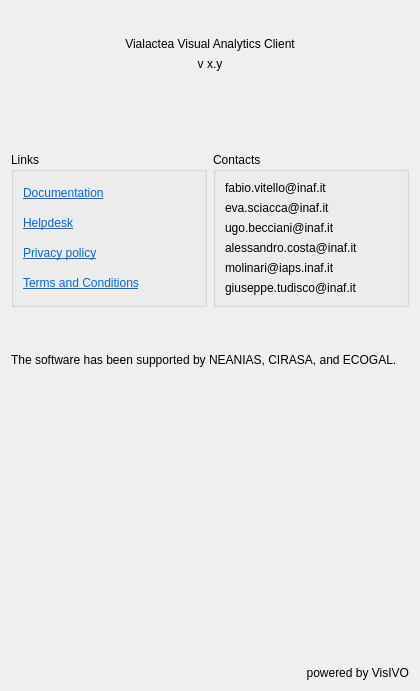
Old version of the form Code/ui/aboutform.ui in the repository VisIVOLab/ViaLacteaVisualAnalytics.
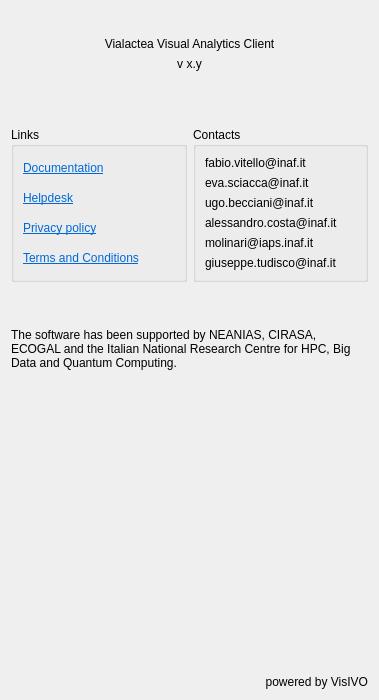
New version of the form. Icons and pictures are not drawn.

Commit message: Update about window

The edit to the form file:
```diff
--- a/Code/ui/aboutform.ui
+++ b/Code/ui/aboutform.ui
@@ -6,8 +6,8 @@
    <rect>
     <x>0</x>
     <y>0</y>
-    <width>420</width>
-    <height>691</height>
+    <width>379</width>
+    <height>700</height>
    </rect>
   </property>
   <property name="maximumSize">
@@ -100,7 +100,7 @@
      <property name="sizeHint" stdset="0">
       <size>
        <width>20</width>
-       <height>75</height>
+       <height>50</height>
       </size>
      </property>
     </spacer>
@@ -231,7 +231,10 @@
    <item>
     <widget class="QLabel" name="label_18">
      <property name="text">
-      <string>&lt;html&gt;&lt;head/&gt;&lt;body&gt;&lt;p&gt;The software has been supported by NEANIAS, CIRASA, and ECOGAL.&lt;/p&gt;&lt;/body&gt;&lt;/html&gt;</string>
+      <string>&lt;html&gt;&lt;head/&gt;&lt;body&gt;&lt;p&gt;The software has been supported by NEANIAS, CIRASA, ECOGAL and the Italian National Research Centre for HPC, Big Data and Quantum Computing.&lt;/p&gt;&lt;/body&gt;&lt;/html&gt;</string>
+     </property>
+     <property name="wordWrap">
+      <bool>true</bool>
      </property>
     </widget>
    </item>
@@ -330,6 +333,26 @@
      </property>
     </widget>
    </item>
+   <item>
+    <widget class="QPushButton" name="btnCN">
+     <property name="cursor">
+      <cursorShape>PointingHandCursor</cursorShape>
+     </property>
+     <property name="icon">
+      <iconset resource="../visivo.qrc">
+       <normaloff>:/icons/icsc.svg</normaloff>:/icons/icsc.svg</iconset>
+     </property>
+     <property name="iconSize">
+      <size>
+       <width>300</width>
+       <height>64</height>
+      </size>
+     </property>
+     <property name="flat">
+      <bool>true</bool>
+     </property>
+    </widget>
+   </item>
    <item>
     <widget class="QLabel" name="label_4">
      <property name="text">
```
Left out of the diff: 24 changed lines with no effect on the pictures. The commit also changes 4 other files.
